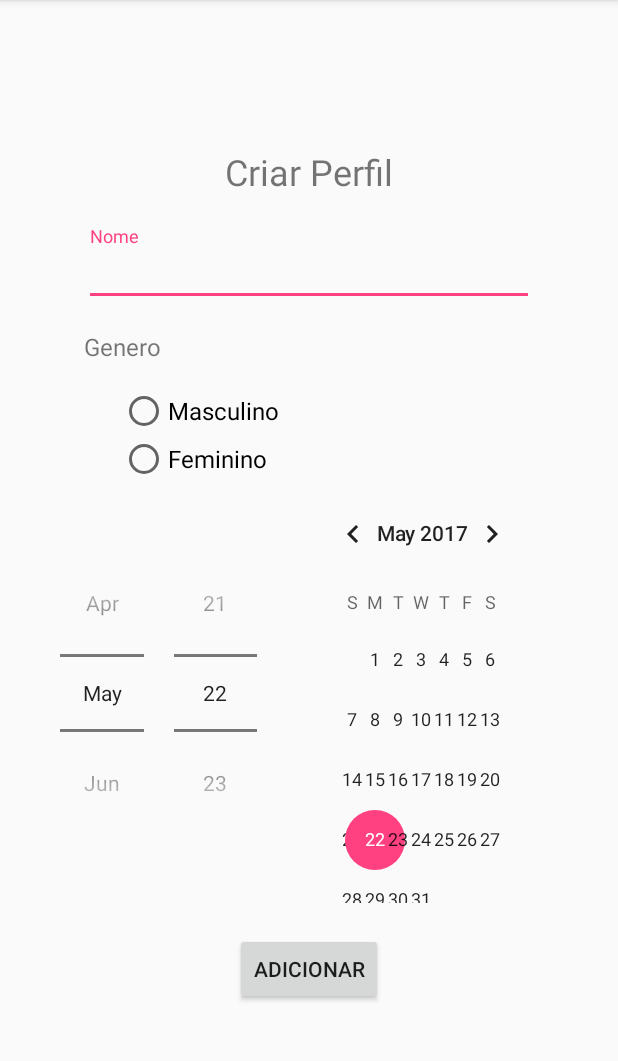
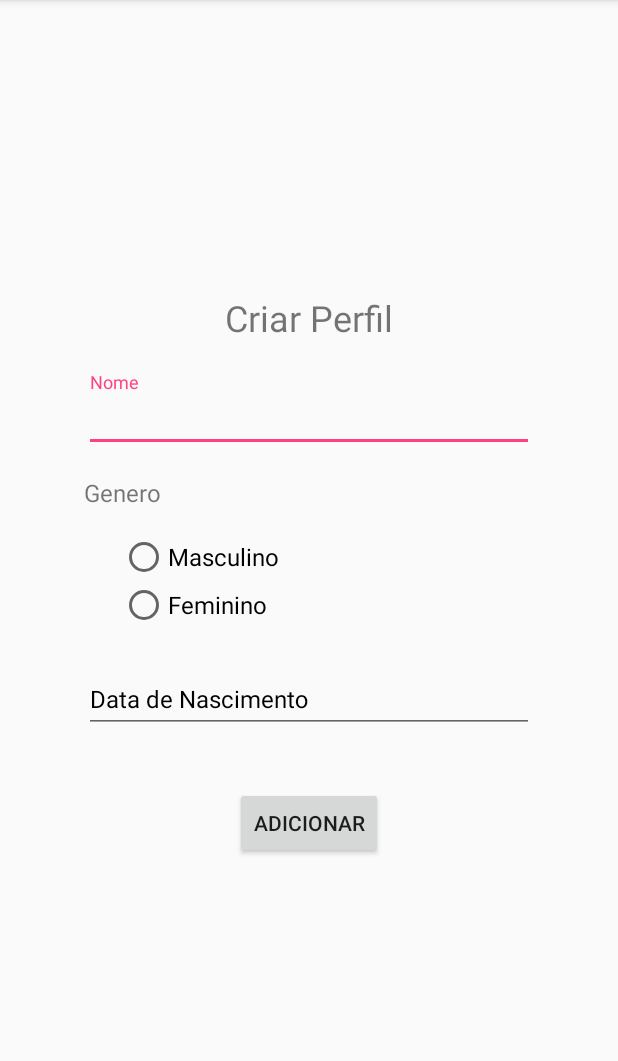
Before and after one commit to mauriciodoerr/vacine2, an Android app: the screen it shows after launch (PerfilActivity), on a phone screen of 412 x 824 dp, the part 84-1145 px from its top. Run offline under Robolectric (Android 15) with nearby library versions, the phone set to English and light mode, and no system bars.

Commit message:
Carteirinha implemented and listing Vacinas

```diff
--- a/app/build.gradle
+++ b/app/build.gradle
@@ -25,6 +25,8 @@ dependencies {
         exclude group: 'com.android.support', module: 'support-annotations'
     })
     compile 'com.android.support:design:25.3.1'
+    compile 'com.android.support:cardview-v7:25.3.1'
+    compile 'com.android.support:recyclerview-v7:25.3.1'
     compile 'com.android.support:appcompat-v7:25.3.1'
     testCompile 'junit:junit:4.12'
     compile 'com.android.support.constraint:constraint-layout:1.0.2'
--- a/app/src/main/AndroidManifest.xml
+++ b/app/src/main/AndroidManifest.xml
@@ -16,6 +16,7 @@
                 <category android:name="android.intent.category.LAUNCHER" />
             </intent-filter>
         </activity>
+        <activity android:name=".CarteirinhaActivity"></activity>
     </application>
 
 </manifest>
--- a/app/src/main/java/org/vacine/PerfilActivity.java
+++ b/app/src/main/java/org/vacine/PerfilActivity.java
@@ -1,13 +1,51 @@
 package org.vacine;
 
+import android.content.Intent;
+import android.support.design.widget.TextInputEditText;
 import android.support.v7.app.AppCompatActivity;
 import android.os.Bundle;
+import android.view.View;
+import android.widget.Button;
+import android.widget.RadioButton;
 
 public class PerfilActivity extends AppCompatActivity {
+
+    private View profileContent;
+    private TextInputEditText inputName;
+    private RadioButton genderSelection;
+    private TextInputEditText inputBirthdayDate;
+    private Button btnAdd;
 
     @Override
     protected void onCreate(Bundle savedInstanceState) {
         super.onCreate(savedInstanceState);
         setContentView(R.layout.activity_perfil);
+
+        findViews();
+        setActions();
     }
+
+    private void findViews() {
+        profileContent = findViewById(R.id.profile_content);
+        inputName = (TextInputEditText) findViewById(R.id.txt_input_name);
+        genderSelection = (RadioButton) findViewById(R.id.radio_gender_selection);
+        inputBirthdayDate = (TextInputEditText) findViewById(R.id.txt_input_birthday_date);
+        btnAdd = (Button) findViewById(R.id.btn_add);
+    }
+
+    private void setActions() {
+        btnAdd.setOnClickListener(new View.OnClickListener() {
+            @Override
+            public void onClick(View v) {
+                loadCarteirinha();
+            }
+        });
+    }
+
+    private void loadCarteirinha() {
+        Intent intent = new Intent(PerfilActivity.this, CarteirinhaActivity.class);
+        startActivity(intent);
+        finish();
+    }
+
 }
--- a/app/src/main/res/layout/activity_perfil.xml
+++ b/app/src/main/res/layout/activity_perfil.xml
@@ -1,6 +1,7 @@
 <?xml version="1.0" encoding="utf-8"?>
 <LinearLayout xmlns:android="http://schemas.android.com/apk/res/android"
     xmlns:tools="http://schemas.android.com/tools"
+    android:id="@+id/profile_content"
     android:layout_width="match_parent"
     android:layout_height="match_parent"
     android:gravity="center"
@@ -8,11 +9,11 @@
     tools:context="org.vacine.PerfilActivity">
 
     <TextView
-        android:id="@+id/txt_view_criar_perfil"
+        android:id="@+id/txt_view_create_profile"
         android:layout_width="wrap_content"
         android:layout_height="wrap_content"
         android:layout_marginTop="20dp"
-        android:text="@string/criar_perfil"
+        android:text="@string/create_profile"
         android:textSize="24sp" />
 
     <LinearLayout
@@ -26,7 +27,7 @@
         android:orientation="vertical">
 
         <android.support.design.widget.TextInputLayout
-            android:id="@+id/txt_input_layout_nome"
+            android:id="@+id/txt_input_layout_name"
             android:layout_width="match_parent"
             android:layout_height="wrap_content"
             android:layout_marginLeft="16dp"
@@ -34,10 +35,10 @@
             android:textColorHint="@android:color/black">
 
             <android.support.design.widget.TextInputEditText
-                android:id="@+id/txt_input_edit_nome"
+                android:id="@+id/txt_input_name"
                 android:layout_width="match_parent"
                 android:layout_height="wrap_content"
-                android:hint="@string/nome"
+                android:hint="@string/name"
                 android:inputType="textPersonName|textCapWords"
                 android:textColor="@android:color/black"
                 android:textSize="16sp" />
@@ -48,7 +49,7 @@
             android:layout_width="match_parent"
             android:layout_height="wrap_content"
             android:layout_margin="16dp"
-            android:text="@string/genero"
+            android:text="@string/gender"
             android:textSize="16sp" />
 
         <RadioGroup
@@ -56,25 +57,45 @@
             android:layout_height="wrap_content">
 
             <RadioButton
+                android:id="@+id/radio_gender_selection"
                 android:layout_width="match_parent"
                 android:layout_height="wrap_content"
                 android:layout_marginLeft="40dp"
-                android:text="@string/masculino"
+                android:text="@string/gender_masc"
                 android:textSize="16sp" />
 
             <RadioButton
+                android:id="@id/radio_gender_selection"
                 android:layout_width="match_parent"
                 android:layout_height="wrap_content"
                 android:layout_marginLeft="40dp"
-                android:text="@string/feminino"
+                android:text="@string/gender_fem"
                 android:textSize="16sp" />
 
         </RadioGroup>
 
-        <DatePicker
+        <android.support.design.widget.TextInputLayout
+            android:id="@+id/txt_input_layout_birthday_date"
             android:layout_width="match_parent"
             android:layout_height="wrap_content"
-            android:datePickerMode="spinner" />
+            android:layout_margin="16dp"
+            android:textColorHint="@android:color/black">
+
+            <android.support.design.widget.TextInputEditText
+                android:id="@+id/txt_input_birthday_date"
+                android:layout_width="match_parent"
+                android:layout_height="wrap_content"
+                android:hint="@string/birthday_date"
+                android:inputType="textPersonName|textCapWords"
+                android:textColor="@android:color/black"
+                android:textSize="16sp" />
+
+        </android.support.design.widget.TextInputLayout>
+
+        <!--DatePicker
+            android:layout_width="match_parent"
+            android:layout_height="wrap_content"
+            android:datePickerMode="spinner" /-->
 
     </LinearLayout>
 
--- a/app/src/main/res/values/strings.xml
+++ b/app/src/main/res/values/strings.xml
@@ -1,12 +1,15 @@
 <resources>
     <string name="app_name">Vacine</string>
-    <string name="criar_perfil">Criar Perfil</string>
-    <string name="nome">Nome</string>
-    <string name="genero">Genero</string>
-    <string name="dt_nascimento">Data de Nascimento</string>
+    <string name="create_profile">Criar Perfil</string>
+    <string name="name">Nome</string>
+    <string name="gender">Genero</string>
+    <string name="birthday_date">Data de Nascimento</string>
     <string name="add">Adicionar</string>
 
     <!-- Genero -->
-    <string name="masculino">Masculino</string>
-    <string name="feminino">Feminino</string>
+    <string name="gender_masc">Masculino</string>
+    <string name="gender_fem">Feminino</string>
+    <string name="vacina_name">Nome</string>
+    <string name="vacina_date">Data</string>
+    <string name="vacina_place">Local</string>
 </resources>
```
Also changed, not shown: app/src/main/java/org/vacine/CarteirinhaActivity.java (added, +69 -0 lines), app/src/main/java/org/vacine/Util/Vacinas.java (added, +42 -0 lines), app/src/main/java/org/vacine/adapter/VacinaAdapter.java (added, +75 -0 lines), app/src/main/java/org/vacine/model/Vacina.java (added, +60 -0 lines), app/src/main/res/layout/activity_carteirinha.xml (added, +37 -0 lines), app/src/main/res/layout/vacina_layout.xml (added, +43 -0 lines), app/src/main/res/drawable-hdpi/ic_add_white_24dp.png (added), app/src/main/res/drawable-mdpi/ic_add_white_24dp.png (added), app/src/main/res/drawable-xhdpi/ic_add_white_24dp.png (added), app/src/main/res/drawable-xxhdpi/ic_add_white_24dp.png (added), app/src/main/res/drawable-xxxhdpi/ic_add_white_24dp.png (added).
